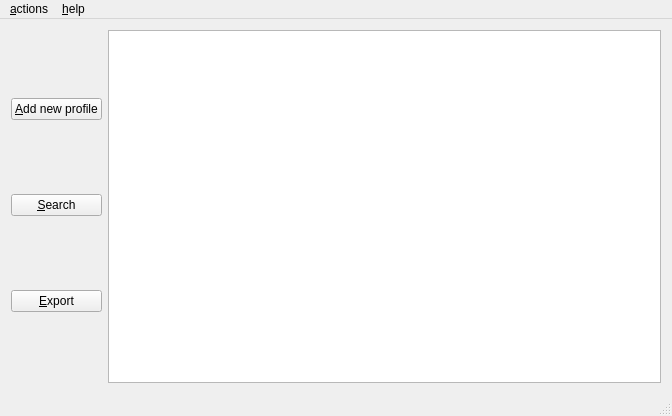
Above: gakuseibesu/mainwindow.ui from Syjgin/gakuseibesu before the change. Below: the same form after it.
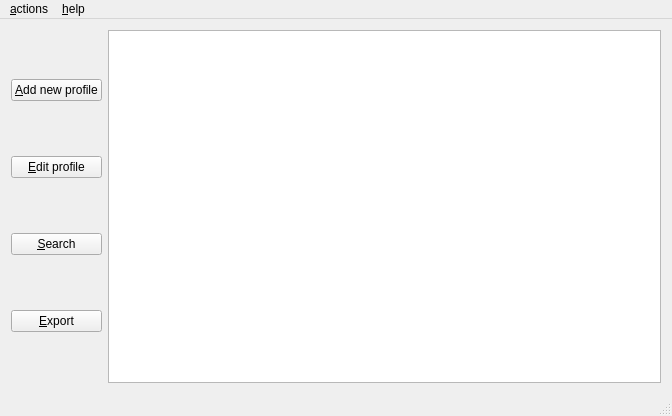
That is the form after the change.

Commit message: add new profile support

```diff
--- a/gakuseibesu/mainwindow.ui
+++ b/gakuseibesu/mainwindow.ui
@@ -16,7 +16,7 @@
   <widget class="QWidget" name="centralWidget">
    <layout class="QHBoxLayout" name="horizontalLayout">
     <item>
-     <layout class="QVBoxLayout" name="verticalLayout" stretch="0,0,0">
+     <layout class="QVBoxLayout" name="verticalLayout" stretch="0,0,0,0">
       <property name="sizeConstraint">
        <enum>QLayout::SetFixedSize</enum>
       </property>
@@ -30,6 +30,13 @@
         </property>
        </widget>
       </item>
+      <item>
+       <widget class="QPushButton" name="pushButton">
+        <property name="text">
+         <string>&amp;Edit profile</string>
+        </property>
+       </widget>
+      </item>
       <item>
        <widget class="QPushButton" name="buttonSearch">
         <property name="text">
```
The commit also changes 4 other files.
